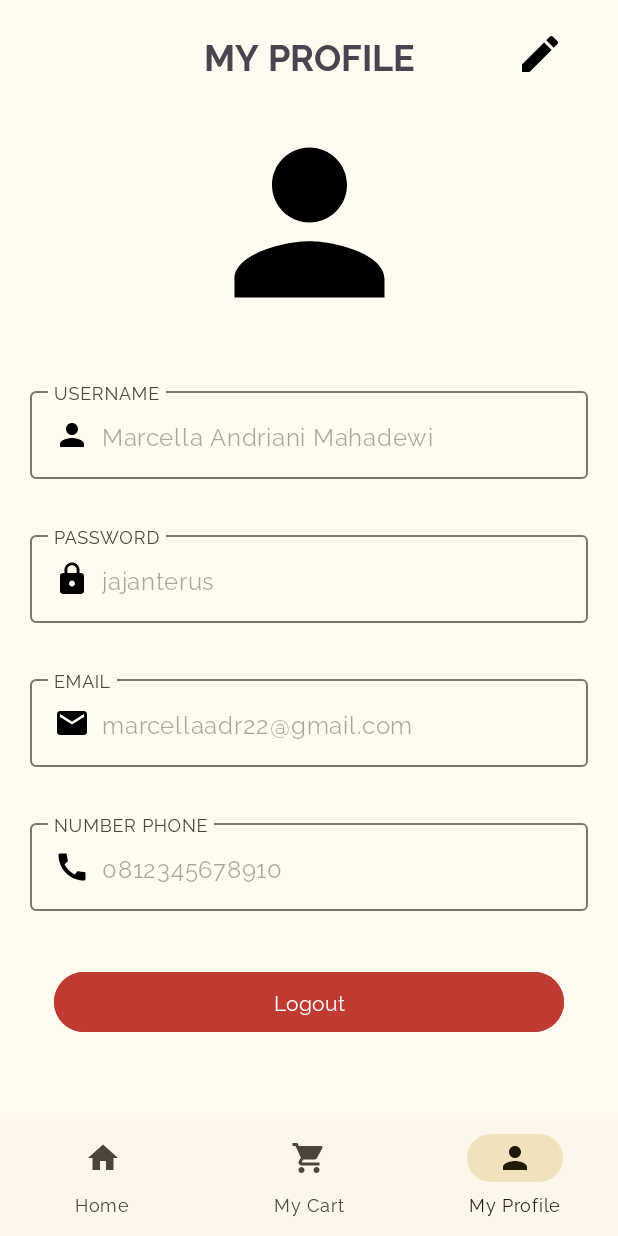
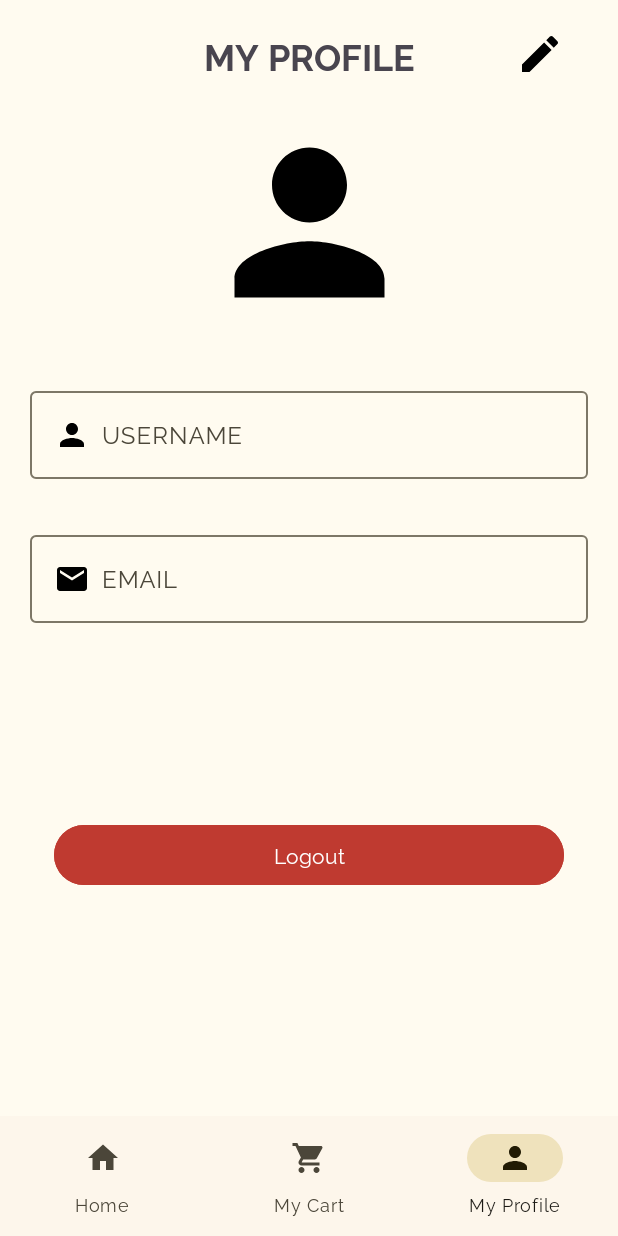
Before and after one commit to marcellaandriani/24001084-km6-mam-foodies, an Android app: the ProfileFragment screen opened through its navigation route, on a phone screen of 412 x 824 dp. Run offline under Robolectric (Android 15) with nearby library versions, the phone set to English and light mode, and no system bars; our stand-ins replace Firebase (no records; nobody signed in at launch, a user with empty details on screens opened directly), navigation-ui; pictures from the network do not load.

Commit message:
Refactor Profile and Show Data Profile From Firebase

```diff
--- a/app/src/main/java/com/example/foodiesapp/data/model/Profile.kt
+++ b/app/src/main/java/com/example/foodiesapp/data/model/Profile.kt
@@ -4,6 +4,5 @@ data class Profile(
     val username: String,
     val email: String,
     val password : String,
-    val telephone : String,
     val profileImg : String
 )
--- a/app/src/main/java/com/example/foodiesapp/presentation/login/LoginActivity.kt
+++ b/app/src/main/java/com/example/foodiesapp/presentation/login/LoginActivity.kt
@@ -47,7 +47,7 @@ class LoginActivity : AppCompatActivity() {
         binding.layoutFormLogin.btnLogin.setOnClickListener {
             inputLogin()
         }
-        binding.layoutFormLogin.tvNavToRegister.highLightWord("Register Here"){
+        binding.layoutFormLogin.tvNavToRegister.setOnClickListener{
             navigateRegister()
         }
     }
--- a/app/src/main/java/com/example/foodiesapp/presentation/profile/ProfileFragment.kt
+++ b/app/src/main/java/com/example/foodiesapp/presentation/profile/ProfileFragment.kt
@@ -20,6 +20,8 @@ import com.example.foodiesapp.data.source.network.firebase.FirebaseServiceImpl
 import com.example.foodiesapp.databinding.FragmentProfileBinding
 import com.example.foodiesapp.presentation.login.LoginActivity
 import com.example.foodiesapp.utils.GenericViewModelFactory
+import com.google.firebase.Firebase
+import com.google.firebase.auth.auth
 
 class ProfileFragment : Fragment() {
 
@@ -48,6 +50,10 @@ class ProfileFragment : Fragment() {
     }
 
     private fun observeProfileData() {
+        viewModel.getCurrentUser()?.let { user ->
+            binding.etUsername.setText(user.username)
+            binding.etEmail.setText(user.email)
+        }
         viewModel.profileData.observe(viewLifecycleOwner) { profile ->
             profile?.let {
                 binding.profileImageView.load(it.profileImg) {
@@ -55,13 +61,10 @@ class ProfileFragment : Fragment() {
                     error(R.drawable.ic_tab_profile)
                     transformations(CircleCropTransformation())
                 }
-                binding.etUsername.setText(it.username)
-                binding.etPassword.setText(it.password)
-                binding.etEmail.setText(it.email)
-                binding.etTelephone.setText(it.telephone)
             }
         }
     }
+
 
     private fun setClickListener() {
         binding.ivEdit.setOnClickListener {
@@ -79,9 +82,7 @@ class ProfileFragment : Fragment() {
         viewModel.isEditMode.observe(viewLifecycleOwner){ isEditMode ->
             isEditMode?.let {
                 binding.etUsername.isEnabled = it
-                binding.etPassword.isEnabled = it
                 binding.etEmail.isEnabled = it
-                binding.etTelephone.isEnabled = it
             }
         }
     }
--- a/app/src/main/java/com/example/foodiesapp/presentation/profile/ProfileViewModel.kt
+++ b/app/src/main/java/com/example/foodiesapp/presentation/profile/ProfileViewModel.kt
@@ -13,11 +13,10 @@ class ProfileViewModel(private val repository: UserRepository) : ViewModel() {
 
     init {
         profileData.value = Profile(
-            username = "Marcella Andriani Mahadewi",
-            email = "marcellaadr22@gmail.com",
-            password = "jajanterus",
-            telephone = "0812345678910",
-            profileImg = "https://avatars.githubusercontent.com/u/136700786?v=4"
+            username = "",
+            email = "",
+            password = "",
+            profileImg = "https://i.pinimg.com/474x/a7/c8/16/a7c8160be69a3135f496df24290d000f.jpg"
         )
     }
 
@@ -33,4 +32,6 @@ class ProfileViewModel(private val repository: UserRepository) : ViewModel() {
     fun doLogout() {
         repository.doLogout()
     }
+    fun getCurrentUser() = repository.getCurrentUser()
+
 }
--- a/app/src/main/res/layout/fragment_profile.xml
+++ b/app/src/main/res/layout/fragment_profile.xml
@@ -55,30 +55,10 @@
             android:drawablePadding="8dp"
             android:enabled="false"
             android:hint="@string/hint_username"
-            android:text="@string/text_et_username" />
+            tools:text ="@string/text_et_username" />
 
     </com.google.android.material.textfield.TextInputLayout>
 
-    <com.google.android.material.textfield.TextInputLayout
-        android:id="@+id/til_password"
-        android:layout_marginTop="32dp"
-        android:layout_width="0dp"
-        android:layout_height="wrap_content"
-        app:layout_constraintEnd_toEndOf="parent"
-        app:layout_constraintStart_toStartOf="parent"
-        app:layout_constraintTop_toBottomOf="@id/til_username">
-
-        <com.google.android.material.textfield.TextInputEditText
-            android:id="@+id/et_password"
-            android:layout_width="match_parent"
-            android:layout_height="wrap_content"
-            android:drawableStart="@drawable/ic_lock"
-            android:drawablePadding="8dp"
-            android:enabled="false"
-            android:hint="@string/hint_password"
-            android:text="@string/text_et_password" />
-
-    </com.google.android.material.textfield.TextInputLayout>
 
     <com.google.android.material.textfield.TextInputLayout
         android:id="@+id/til_email"
@@ -87,7 +67,7 @@
         android:layout_height="wrap_content"
         app:layout_constraintEnd_toEndOf="parent"
         app:layout_constraintStart_toStartOf="parent"
-        app:layout_constraintTop_toBottomOf="@id/til_password">
+        app:layout_constraintTop_toBottomOf="@id/til_username">
 
         <com.google.android.material.textfield.TextInputEditText
             android:id="@+id/et_email"
@@ -97,28 +77,7 @@
             android:drawablePadding="8dp"
             android:enabled="false"
             android:hint="@string/hint_email"
-            android:text="@string/text_et_email" />
-
-    </com.google.android.material.textfield.TextInputLayout>
-
-    <com.google.android.material.textfield.TextInputLayout
-        android:id="@+id/til_telephone"
-        android:layout_marginTop="32dp"
-        android:layout_width="0dp"
-        android:layout_height="wrap_content"
-        app:layout_constraintEnd_toEndOf="parent"
-        app:layout_constraintStart_toStartOf="parent"
-        app:layout_constraintTop_toBottomOf="@id/til_email">
-
-        <com.google.android.material.textfield.TextInputEditText
-            android:id="@+id/et_telephone"
-            android:layout_width="match_parent"
-            android:layout_height="wrap_content"
-            android:drawableStart="@drawable/ic_call"
-            android:drawablePadding="8dp"
-            android:enabled="false"
-            android:hint="@string/hint_number_phone"
-            android:text="@string/text_et_number_phone" />
+            tools:text="@string/text_et_email" />
 
     </com.google.android.material.textfield.TextInputLayout>
 
@@ -126,11 +85,12 @@
         android:id="@+id/btn_logout"
         android:layout_width="0dp"
         android:layout_height="wrap_content"
-        android:layout_marginVertical="32dp"
+        android:layout_marginVertical="16dp"
         android:layout_marginHorizontal="16dp"
         android:text="@string/text_btn_logout"
         android:backgroundTint="?attr/colorError"
         app:layout_constraintBottom_toBottomOf="parent"
+        app:layout_constraintTop_toBottomOf="@id/til_email"
         app:layout_constraintEnd_toEndOf="parent"
         app:layout_constraintStart_toStartOf="parent"/>
 
--- a/app/src/main/res/values/themes.xml
+++ b/app/src/main/res/values/themes.xml
@@ -39,4 +39,8 @@
         <item name="android:minWidth">48dp</item>
         <item name="android:minHeight">48dp</item>
     </style>
+    <style name="circleImageView" >
+        <item name="cornerFamily">rounded</item>
+        <item name="cornerSize">50%</item>
+    </style>
 </resources>
```
Also changed, not shown: 1 other file.
